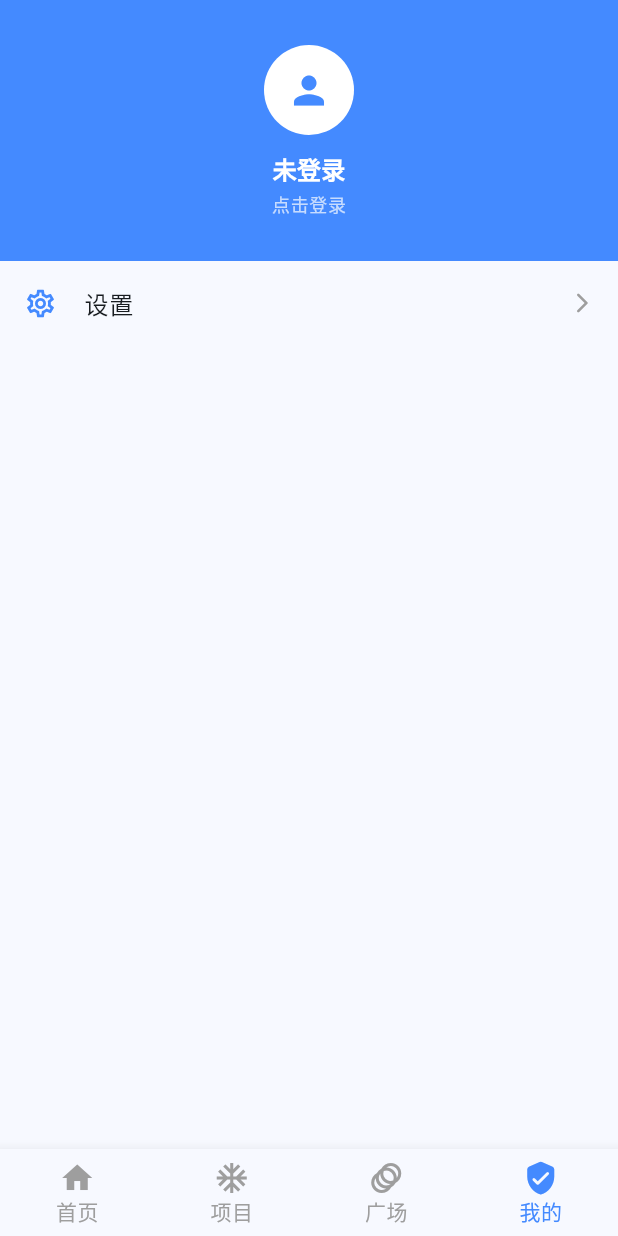
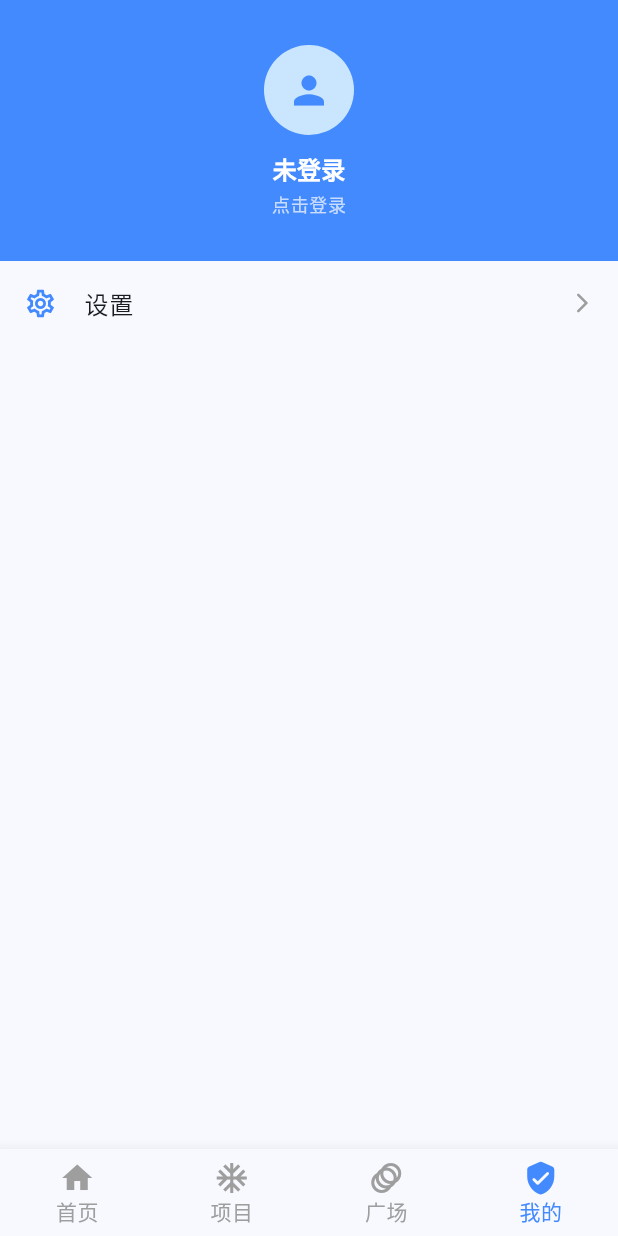
Before and after one commit to JWInCoding/wanandroidflutter, a Flutter app: the screen it shows after launch, swiped to page 4, on a phone screen of 412 x 824 dp. Run offline on Flutter 3.47's test engine with Material 3 defaults, Android fonts, the light colour scheme and no system bars; our stand-ins replace cached_network_image, carousel_slider, cookie_jar, dio, dio_cookie_manager, easy_refresh and 5 more; missing offline and left inert: dio_cache_interceptor, mmkv; accounts and stored records are empty; statements that could not run were skipped.

Commit message:
优化 UI 细节，安卓增加网络权限获取

```diff
--- a/lib/main.dart
+++ b/lib/main.dart
@@ -61,8 +61,8 @@ class MyApp extends StatelessWidget {
         color: Colors.white,
       ),
       appBarTheme: const AppBarTheme(
-        backgroundColor: Colors.white,
-        foregroundColor: Colors.black,
+        backgroundColor: Colors.blueAccent,
+        foregroundColor: Colors.white,
         elevation: 0,
       ),
     );
@@ -82,7 +82,7 @@ class MyApp extends StatelessWidget {
       ),
       appBarTheme: AppBarTheme(
         backgroundColor: Colors.grey[900],
-        foregroundColor: Colors.white,
+        foregroundColor: Colors.white70,
         elevation: 0,
       ),
     );
--- a/lib/module/mine/login_page.dart
+++ b/lib/module/mine/login_page.dart
@@ -52,9 +52,13 @@ class _LoginPageState extends State<LoginPage> with BasePage<LoginPage> {
   @override
   Widget build(BuildContext context) {
     final colorScheme = Theme.of(context).colorScheme;
+    final appBarColorScheme = Theme.of(context).appBarTheme;
 
     return Scaffold(
-      appBar: AppBar(backgroundColor: colorScheme.background, elevation: 0),
+      appBar: AppBar(
+        backgroundColor: appBarColorScheme.backgroundColor,
+        elevation: 0,
+      ),
       body: SafeArea(
         child: SingleChildScrollView(
           child: Padding(
--- a/lib/module/mine/mine_page.dart
+++ b/lib/module/mine/mine_page.dart
@@ -33,7 +33,8 @@ class _MinePageState extends State<MinePage>
     super.build(context);
 
     final colorScheme = Theme.of(context).colorScheme;
-    final textTheme = Theme.of(context).textTheme;
+    final appBarColorScheme = Theme.of(context).appBarTheme;
+
     return Scaffold(
       backgroundColor: colorScheme.background,
       body: Stack(
@@ -43,13 +44,13 @@ class _MinePageState extends State<MinePage>
             left: 0,
             right: 0,
             height: 170,
-            child: Container(color: colorScheme.primary),
+            child: Container(color: appBarColorScheme.backgroundColor),
           ),
           SafeArea(
             child: Column(
               children: [
                 SizedBox(height: 30),
-                _buildUserInfoHeader(colorScheme, textTheme),
+                _buildUserInfoHeader(context),
                 Expanded(child: _buildListView(colorScheme)),
               ],
             ),
@@ -59,12 +60,16 @@ class _MinePageState extends State<MinePage>
     );
   }
 
-  Widget _buildUserInfoHeader(ColorScheme colorScheme, TextTheme textTheme) {
+  Widget _buildUserInfoHeader(BuildContext context) {
+    final colorScheme = Theme.of(context).colorScheme;
+    final appBarTheme = Theme.of(context).appBarTheme;
+    final textTheme = Theme.of(context).textTheme;
+
     final bool isLoggedIn = Get.find<UserController>().isLoggedIn.value;
 
     return GestureDetector(
       child: Container(
-        color: colorScheme.primary,
+        color: appBarTheme.backgroundColor,
         padding: const EdgeInsets.fromLTRB(16, 0, 16, 30),
         alignment: Alignment.center,
         child: Column(
@@ -72,7 +77,7 @@ class _MinePageState extends State<MinePage>
           children: [
             CircleAvatar(
               radius: 30,
-              backgroundColor: Colors.white,
+              // backgroundColor: Colors.white,
               child: Icon(Icons.person, color: colorScheme.primary, size: 30),
             ),
             const SizedBox(height: 10),
@@ -84,13 +89,13 @@ class _MinePageState extends State<MinePage>
                 Text(
                   isLoggedIn ? '用户名' : '未登录',
                   style: textTheme.titleMedium?.copyWith(
-                    color: Colors.white,
+                    color: appBarTheme.foregroundColor,
                     fontWeight: FontWeight.bold,
                   ),
                 ),
                 const SizedBox(height: 4),
                 Text(
-                  isLoggedIn ? '等级：0  积分：0' : '点击登录',
+                  isLoggedIn ? '等级：0 积分：0' : '点击登录',
                   style: textTheme.bodySmall?.copyWith(color: Colors.white70),
                 ),
               ],
```
Also changed, not shown: lib/module/home/home_page.dart (+5 -3 lines), lib/module/mine/setting_page.dart (+4 -3 lines), lib/pages/widget/article_item_layout.dart (+27 -4 lines), 1 other file.
